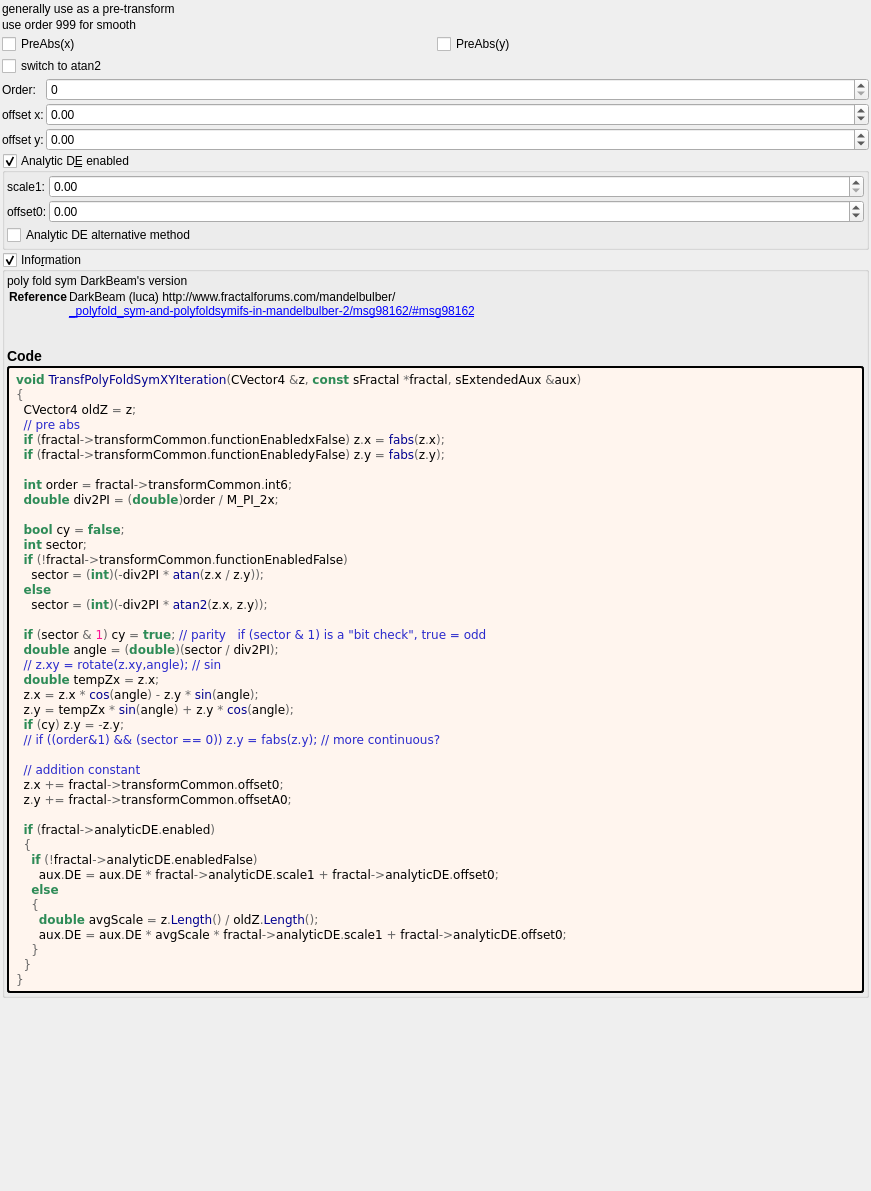
Before: the Qt Designer form mandelbulber2/formula/ui/transf_poly_fold_sym_xy.ui in buddhi1980/mandelbulber2, drawn with Qt 5.
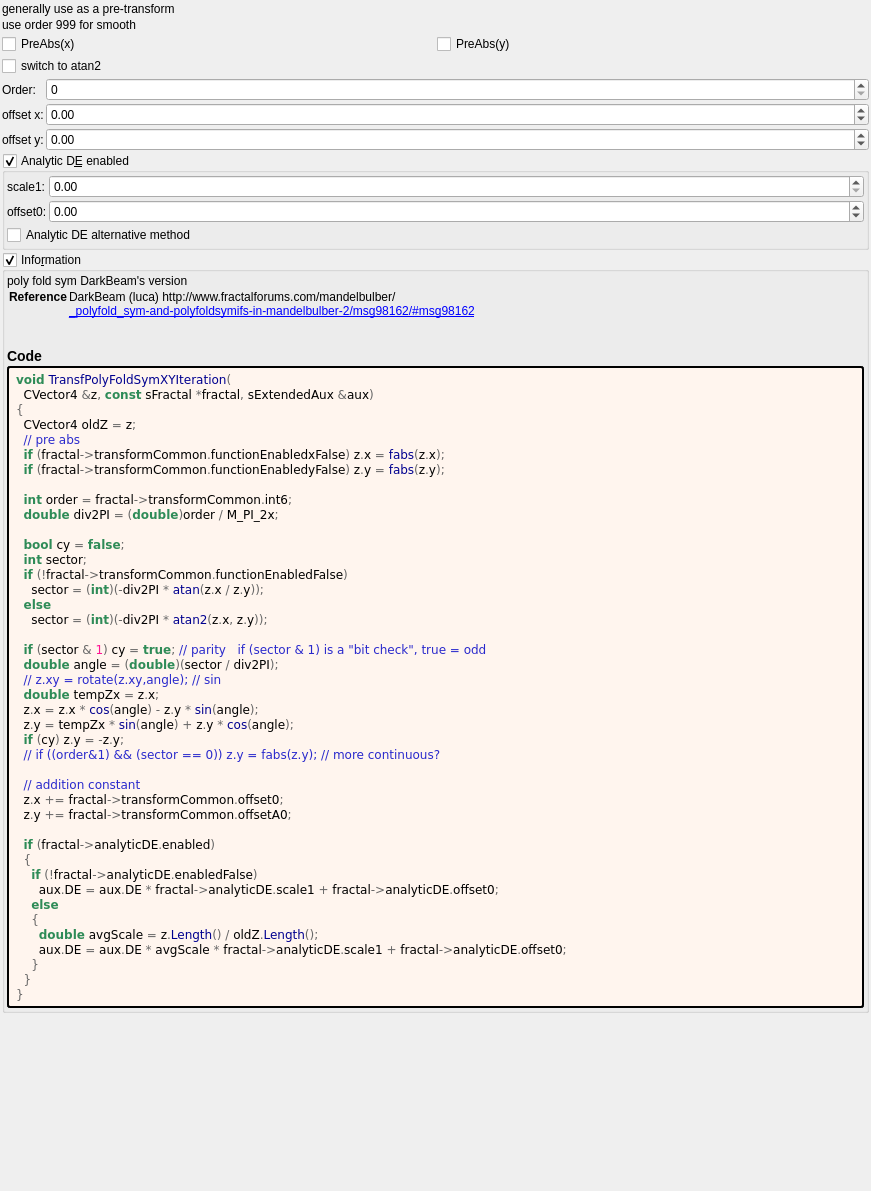
After: the same form once the commit is applied. Custom widgets are drawn as their Qt base class.

```diff
--- a/mandelbulber2/formula/ui/transf_poly_fold_sym_xy.ui
+++ b/mandelbulber2/formula/ui/transf_poly_fold_sym_xy.ui
@@ -334,7 +334,8 @@
         </property>
         <property name="text">
          <string notr="true">&lt;body style=&quot;background-color:#fff5ee&quot;&gt;
-&lt;pre style=&quot;color:#000000; background-color:#fff5ee;  font-family:'Courier New',monospace;&quot;&gt;&lt;span style=&quot;color:#2e8b57; font-weight:bold&quot;&gt;void&lt;/span&gt; &lt;span style=&quot;color:#00008f&quot;&gt;TransfPolyFoldSymXYIteration&lt;/span&gt;&lt;span style=&quot;color:#676767&quot;&gt;(&lt;/span&gt;CVector4 &lt;span style=&quot;color:#676767&quot;&gt;&amp;amp;&lt;/span&gt;z&lt;span style=&quot;color:#676767&quot;&gt;,&lt;/span&gt; &lt;span style=&quot;color:#2e8b57; font-weight:bold&quot;&gt;const&lt;/span&gt; sFractal &lt;span style=&quot;color:#676767&quot;&gt;*&lt;/span&gt;fractal&lt;span style=&quot;color:#676767&quot;&gt;,&lt;/span&gt; sExtendedAux &lt;span style=&quot;color:#676767&quot;&gt;&amp;amp;&lt;/span&gt;aux&lt;span style=&quot;color:#676767&quot;&gt;)&lt;/span&gt;
+&lt;pre style=&quot;color:#000000; background-color:#fff5ee;  font-family:'Courier New',monospace;&quot;&gt;&lt;span style=&quot;color:#2e8b57; font-weight:bold&quot;&gt;void&lt;/span&gt; &lt;span style=&quot;color:#00008f&quot;&gt;TransfPolyFoldSymXYIteration&lt;/span&gt;&lt;span style=&quot;color:#676767&quot;&gt;(&lt;/span&gt;
+  CVector4 &lt;span style=&quot;color:#676767&quot;&gt;&amp;amp;&lt;/span&gt;z&lt;span style=&quot;color:#676767&quot;&gt;,&lt;/span&gt; &lt;span style=&quot;color:#2e8b57; font-weight:bold&quot;&gt;const&lt;/span&gt; sFractal &lt;span style=&quot;color:#676767&quot;&gt;*&lt;/span&gt;fractal&lt;span style=&quot;color:#676767&quot;&gt;,&lt;/span&gt; sExtendedAux &lt;span style=&quot;color:#676767&quot;&gt;&amp;amp;&lt;/span&gt;aux&lt;span style=&quot;color:#676767&quot;&gt;)&lt;/span&gt;
 &lt;span style=&quot;color:#676767&quot;&gt;{&lt;/span&gt;
   CVector4 oldZ &lt;span style=&quot;color:#676767&quot;&gt;=&lt;/span&gt; z&lt;span style=&quot;color:#676767&quot;&gt;;&lt;/span&gt;
   &lt;span style=&quot;color:#2929cc&quot;&gt;// pre abs&lt;/span&gt;
```
